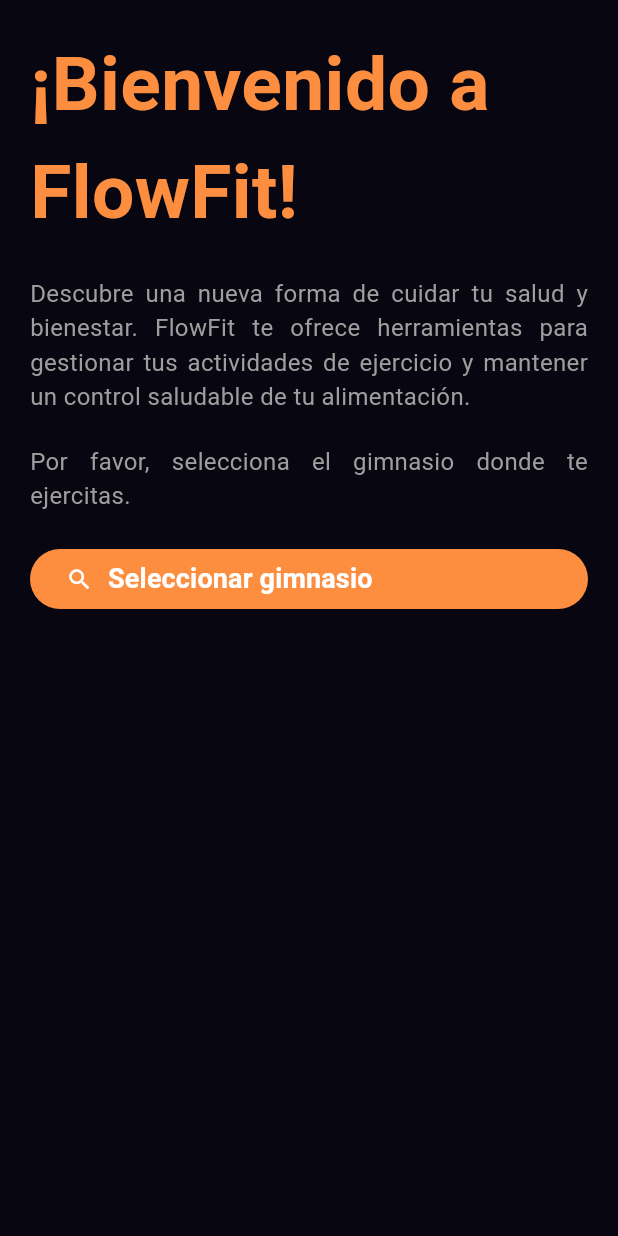
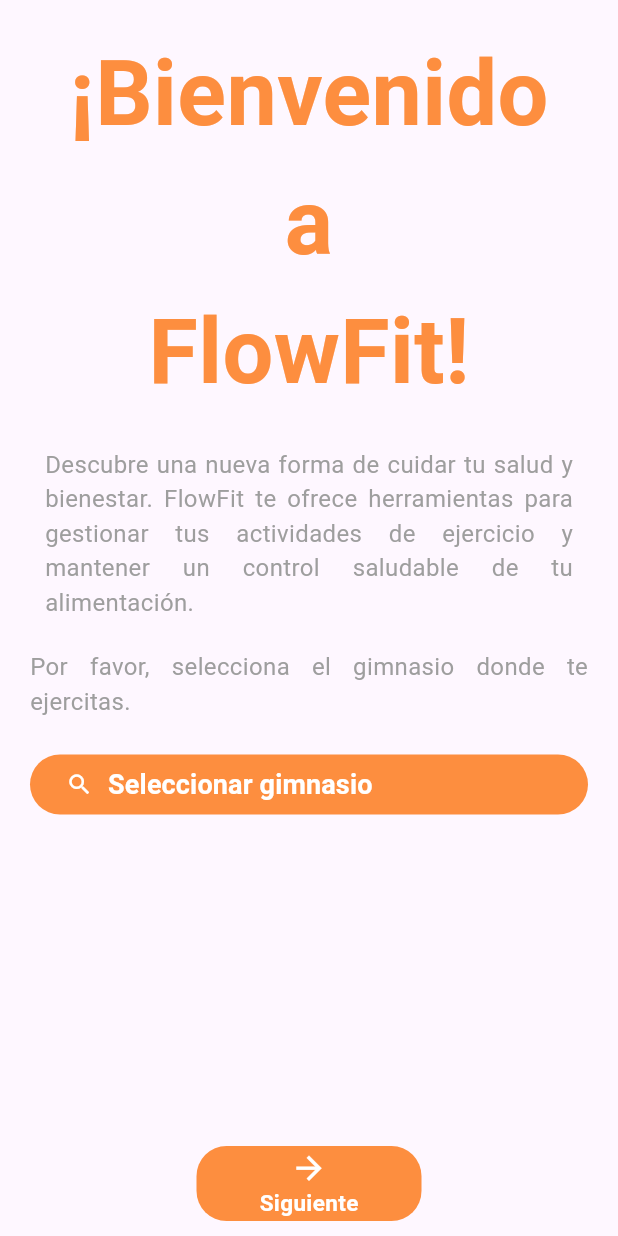
Before and after one commit to CristoferPadilla/flowfit_mobile, a Flutter app: the FirstStepsScreen screen opened directly, on a phone screen of 412 x 824 dp. Run offline on Flutter 3.47's test engine with Material 3 defaults, Android fonts, the phone set to English and light mode, and no system bars; our stand-ins replace google_nav_bar, page_transition, showcaseview; missing offline and left inert: google_static_maps_controller.

Commit message:
second and first step finished

```diff
--- a/flowfit_mobile/lib/features/first-steps/screens/first_steps.dart
+++ b/flowfit_mobile/lib/features/first-steps/screens/first_steps.dart
@@ -1,3 +1,5 @@
+import 'package:flowfit_mobile/features/first-steps/screens/second_steps.dart';
+import 'package:flowfit_mobile/features/first-steps/widget/buttons/section_buttons.dart';
 import 'package:flowfit_mobile/features/first-steps/widget/dialog/googlemaps_dialog.dart';
 import 'package:flowfit_mobile/resources/themes/font_styles.dart';
 import 'package:flowfit_mobile/resources/themes/primary_theme.dart';
@@ -10,17 +12,28 @@ class FirstStepsScreen extends StatelessWidget {
   Widget build(BuildContext context) {
     return SafeArea(
       child: Scaffold(
-        backgroundColor: PrimaryTheme.backgroundColor,
+        // backgroundColor: PrimaryTheme.backgroundColor,
         body: Column(
           children: [
             Padding(
               padding: const EdgeInsets.all(20.0),
-              child: Text('¡Bienvenido a FlowFit!',
-                  style: FontStyle.titleTextStyle.copyWith(
-                      color: PrimaryTheme.secundaryColor, fontSize: 50)),
+              child: Column(
+                children: [
+                  Text('¡Bienvenido',
+                      style: FontStyle.titleTextStyle.copyWith(
+                          color: PrimaryTheme.secundaryColor, fontSize: 60)),
+                  Text('a',
+                      style: FontStyle.titleTextStyle.copyWith(
+                          color: PrimaryTheme.secundaryColor, fontSize: 60)),
+                  Text('FlowFit!',
+                      style: FontStyle.titleTextStyle.copyWith(
+                          color: PrimaryTheme.secundaryColor, fontSize: 60)),
+
+                ],
+              ),
             ),
             const Padding(
-              padding: EdgeInsets.symmetric(horizontal: 20.0),
+              padding: EdgeInsets.symmetric(horizontal: 30.0),
               child: Text(
                 'Descubre una nueva forma de cuidar tu salud y bienestar. FlowFit te ofrece herramientas para gestionar tus actividades de ejercicio y mantener un control saludable de tu alimentación.',
                 style: FontStyle.descriptionTextStyle,
@@ -41,11 +54,17 @@ class FirstStepsScreen extends StatelessWidget {
                 padding: const EdgeInsets.symmetric(horizontal: 20.0),
                 child: FilledButton(
                   onPressed: () {
-                    showDialog(
-                      context: context,
-                      builder: (BuildContext context) {
-                        return const GoogleMapsDialog();
-                      },
+                    // showDialog(
+                    //   context: context,
+                    //   builder: (BuildContext context) {
+                    //     return const GoogleMapsDialog();
+                    //   },
+                    // );
+                    Navigator.push(
+                      context,
+                      MaterialPageRoute(
+                        builder: (context) => const GoogleMapPick(),
+                      ),
                     );
                   },
                   style: FilledButton.styleFrom(
@@ -62,6 +81,8 @@ class FirstStepsScreen extends StatelessWidget {
                         )),
                   ]),
                 )),
+                const Spacer(),
+                const SectionButtons(isBackButtonVisible: false, screen: SecondStepScreen(),)
           ],
         ),
       ),
--- /dev/null
+++ b/flowfit_mobile/lib/features/first-steps/widget/buttons/section_buttons.dart
@@ -0,0 +1,84 @@
+import 'package:flowfit_mobile/features/home/widget/navbar/navbar.dart';
+import 'package:flowfit_mobile/resources/themes/font_styles.dart';
+import 'package:flowfit_mobile/resources/themes/primary_theme.dart';
+import 'package:flutter/material.dart';
+
+class SectionButtons extends StatelessWidget {
+  final bool isBackButtonVisible;
+  final Widget screen;
+  const SectionButtons(
+      {Key? key, required this.isBackButtonVisible, required this.screen})
+      : super(key: key);
+
+  @override
+  Widget build(BuildContext context) {
+    return SizedBox(
+      width: double.infinity,
+      height: 70,
+      child: Row(
+        mainAxisAlignment: MainAxisAlignment.center,
+        children: [
+          if (isBackButtonVisible == true)
+            GestureDetector(
+              onTap: () {
+                Navigator.pop(context);
+              },
+              child: Container(
+                width: 150,
+                height: 70,
+                margin: const EdgeInsets.all(10),
+                decoration: BoxDecoration(
+                  color: PrimaryTheme.secundaryColor,
+                  borderRadius: BorderRadius.circular(20),
+                ),
+                child: Column(
+                  mainAxisAlignment: MainAxisAlignment.center,
+                  children: [
+                    const Icon(
+                      Icons.arrow_back_sharp,
+                      size: 25,
+                      color: Colors.white,
+                    ),
+                    Text('Regresar',
+                        style:
+                            FontStyle.buttonTextStyle.copyWith(fontSize: 15)),
+                  ],
+                ),
+              ),
+            ),
+          GestureDetector(
+            onTap: () {
+              Navigator.push(
+                context,
+                MaterialPageRoute(
+                  builder: (context) =>  screen,
+                ),
+              );
+            },
+            child: Container(
+              width: 150,
+              height: 70,
+              margin: const EdgeInsets.all(10),
+              decoration: BoxDecoration(
+                color: PrimaryTheme.secundaryColor,
+                borderRadius: BorderRadius.circular(20),
+              ),
+              child: Column(
+                mainAxisAlignment: MainAxisAlignment.center,
+                children: [
+                  const Icon(
+                    Icons.arrow_forward_sharp,
+                    size: 25,
+                    color: Colors.white,
+                  ),
+                  Text('Siguiente',
+                      style: FontStyle.buttonTextStyle.copyWith(fontSize: 15)),
+                ],
+              ),
+            ),
+          ),
+        ],
+      ),
+    );
+  }
+}
--- a/flowfit_mobile/lib/resources/themes/font_styles.dart
+++ b/flowfit_mobile/lib/resources/themes/font_styles.dart
@@ -3,7 +3,7 @@ import 'package:flutter/material.dart';
 
 class FontStyle {
   // Estilos para títulos
-  static const TextStyle titleTextStyle = TextStyle(
+  static   TextStyle titleTextStyle = const TextStyle(
     fontSize: 24.0,
     fontWeight: FontWeight.bold,
     color: Colors.black,
--- a/flowfit_mobile/pubspec.yaml
+++ b/flowfit_mobile/pubspec.yaml
@@ -12,8 +12,10 @@ dependencies:
   page_transition: "^2.1.0"
   google_nav_bar: ^5.0.6
   flutter_svg: ^0.22.0
-  http: ^0.13.3
   showcaseview: ^2.0.3
+  google_static_maps_controller: ^1.0.0
+
+
 
 
 dev_dependencies:
```
Also changed, not shown: flowfit_mobile/lib/features/first-steps/screens/second_steps.dart (added, +59 -0 lines), flowfit_mobile/lib/features/first-steps/widget/dialog/googlemaps_dialog.dart (+71 -21 lines), flowfit_mobile/lib/features/first-steps/widget/slider/custome_slider.dart (added, +43 -0 lines), flowfit_mobile/pubspec.lock, 2 other files.
